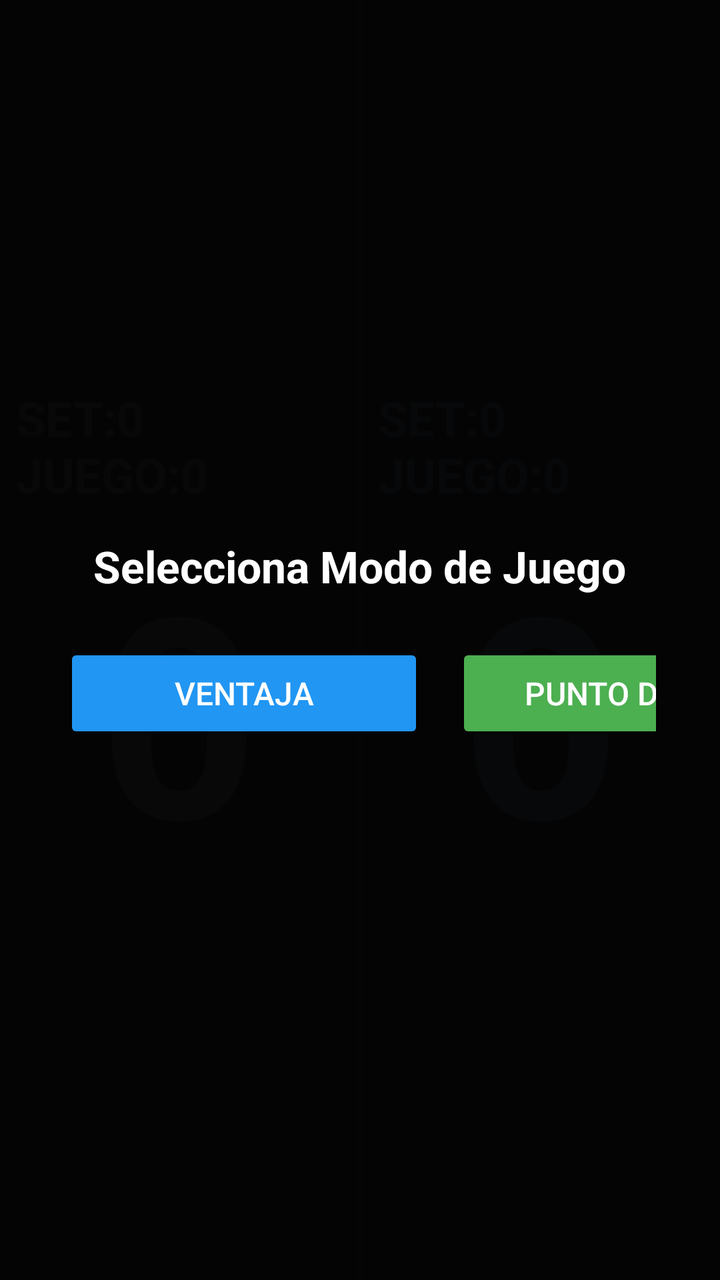
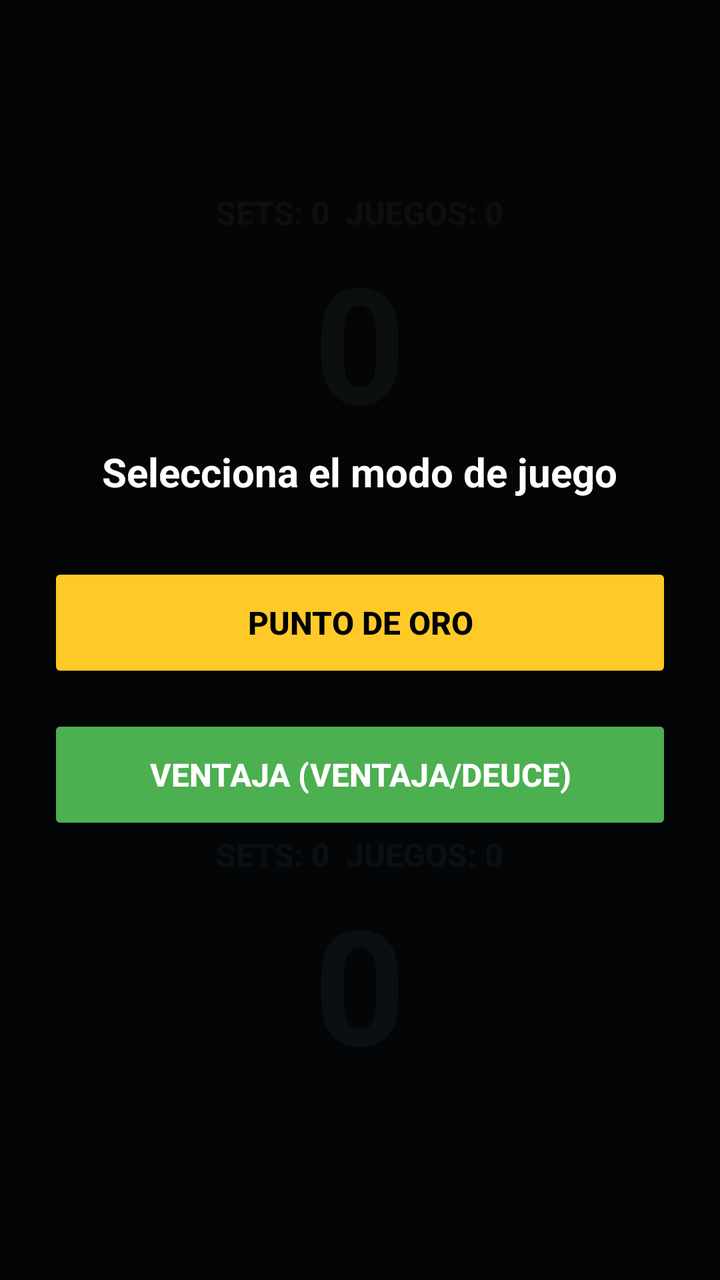

Before-and-after screenshots of an Android layout around one commit, followed by the original layout XML and the change that was made.
<!-- AndroidManifest.xml: application theme Theme.AppCompat.NoActionBar -->
<!-- res/layout/activity_main.xml -->
<?xml version="1.0" encoding="utf-8"?>
<FrameLayout xmlns:android="http://schemas.android.com/apk/res/android"
    android:layout_width="match_parent"
    android:layout_height="match_parent"
    android:background="#050505"
    android:keepScreenOn="true">

    
    <LinearLayout
        android:layout_width="match_parent"
        android:layout_height="match_parent"
        android:orientation="horizontal">

        
        <LinearLayout
            android:id="@+id/layoutTeamA"
            android:layout_width="0dp"
            android:layout_height="match_parent"
            android:layout_weight="1"
            android:orientation="vertical"
            android:gravity="center"
            android:background="#154CAF50"
            android:clickable="true"
            android:focusable="true"
            android:padding="8dp">

            <TextView
                android:id="@+id/tvSetsA"
                android:layout_width="wrap_content"
                android:layout_height="wrap_content"
                android:text="SET:0 JUEGO:0"
                android:textColor="#81C784"
                android:textSize="24sp"
                android:textStyle="bold"
                android:layout_marginBottom="8dp" />

            <TextView
                android:id="@+id/tvScoreA"
                android:layout_width="wrap_content"
                android:layout_height="wrap_content"
                android:text="0"
                android:textColor="#81C784"
                android:textSize="140sp"
                android:textStyle="bold" />
        </LinearLayout>

        
        <View
            android:layout_width="2dp"
            android:layout_height="match_parent"
            android:background="#222222" />

        
        <LinearLayout
            android:id="@+id/layoutTeamB"
            android:layout_width="0dp"
            android:layout_height="match_parent"
            android:layout_weight="1"
            android:orientation="vertical"
            android:gravity="center"
            android:background="#152196F3"
            android:clickable="true"
            android:focusable="true"
            android:padding="8dp">

            <TextView
                android:id="@+id/tvSetsB"
                android:layout_width="wrap_content"
                android:layout_height="wrap_content"
                android:text="SET:0 JUEGO:0"
                android:textColor="#64B5F6"
                android:textSize="24sp"
                android:textStyle="bold"
                android:layout_marginBottom="8dp" />

            <TextView
                android:id="@+id/tvScoreB"
                android:layout_width="wrap_content"
                android:layout_height="wrap_content"
                android:text="0"
                android:textColor="#64B5F6"
                android:textSize="140sp"
                android:textStyle="bold" />
        </LinearLayout>
    </LinearLayout>

    
    <LinearLayout
        android:id="@+id/layoutMainModeSelection"
        android:layout_width="match_parent"
        android:layout_height="match_parent"
        android:background="#FA050505"
        android:gravity="center"
        android:orientation="vertical"
        android:padding="32dp">

        <TextView
            android:layout_width="wrap_content"
            android:layout_height="wrap_content"
            android:text="Selecciona Modo de Juego"
            android:textColor="#FFFFFF"
            android:textSize="22sp"
            android:textStyle="bold"
            android:layout_marginBottom="24dp"/>

        <LinearLayout
            android:layout_width="wrap_content"
            android:layout_height="wrap_content"
            android:orientation="horizontal">

            <Button
                android:id="@+id/btnMainModeNormal"
                android:layout_width="180dp"
                android:layout_height="50dp"
                android:text="Ventaja"
                android:textSize="16sp"
                android:backgroundTint="#2196F3"
                android:textColor="#FFFFFF"
                android:layout_marginEnd="16dp"/>

            <Button
                android:id="@+id/btnMainModeGold"
                android:layout_width="180dp"
                android:layout_height="50dp"
                android:text="Punto de Oro"
                android:textSize="16sp"
                android:backgroundTint="#4CAF50"
                android:textColor="#FFFFFF"/>
        </LinearLayout>
    </LinearLayout>

</FrameLayout>
<!-- resources referenced by this layout -->
<resources>

</resources>

<!-- the commit's change to res/layout/activity_main.xml (unified diff, before → after) -->
@@ -7,126 +7,133 @@
 
     
     <LinearLayout
+        android:id="@+id/layoutMainContent"
         android:layout_width="match_parent"
         android:layout_height="match_parent"
-        android:orientation="horizontal">
+        android:orientation="vertical"
+        android:weightSum="2">
 
         
-        <LinearLayout
+        <FrameLayout
             android:id="@+id/layoutTeamA"
-            android:layout_width="0dp"
-            android:layout_height="match_parent"
+            android:layout_width="match_parent"
+            android:layout_height="0dp"
             android:layout_weight="1"
-            android:orientation="vertical"
-            android:gravity="center"
             android:background="#154CAF50"
             android:clickable="true"
-            android:focusable="true"
-            android:padding="8dp">
+            android:focusable="true">
 
-            <TextView
-                android:id="@+id/tvSetsA"
+            <LinearLayout
                 android:layout_width="wrap_content"
                 android:layout_height="wrap_content"
-                android:text="SET:0 JUEGO:0"
-                android:textColor="#81C784"
-                android:textSize="24sp"
-                android:textStyle="bold"
-                android:layout_marginBottom="8dp" />
+                android:layout_gravity="center"
+                android:orientation="vertical"
+                android:gravity="center">
 
-            <TextView
-                android:id="@+id/tvScoreA"
-                android:layout_width="wrap_content"
-                android:layout_height="wrap_content"
-                android:text="0"
-                android:textColor="#81C784"
-                android:textSize="140sp"
-                android:textStyle="bold" />
-        </LinearLayout>
+                <TextView
+                    android:id="@+id/tvSetsA"
+                    android:layout_width="wrap_content"
+                    android:layout_height="wrap_content"
+                    android:text="SETS: 0  JUEGOS: 0"
+                    android:textColor="#81C784"
+                    android:textSize="16sp"
+                    android:textStyle="bold" />
 
-        
+                <TextView
+                    android:id="@+id/tvScoreA"
+                    android:layout_width="wrap_content"
+                    android:layout_height="wrap_content"
+                    android:text="0"
+                    android:textColor="#81C784"
+                    android:textSize="80sp"
+                    android:textStyle="bold" />
+            </LinearLayout>
+        </FrameLayout>
+
         <View
-            android:layout_width="2dp"
-            android:layout_height="match_parent"
+            android:layout_width="match_parent"
+            android:layout_height="2dp"
             android:background="#222222" />
 
         
-        <LinearLayout
+        <FrameLayout
             android:id="@+id/layoutTeamB"
-            android:layout_width="0dp"
-            android:layout_height="match_parent"
+            android:layout_width="match_parent"
+            android:layout_height="0dp"
             android:layout_weight="1"
-            android:orientation="vertical"
-            android:gravity="center"
             android:background="#152196F3"
             android:clickable="true"
-            android:focusable="true"
-            android:padding="8dp">
+            android:focusable="true">
 
-            <TextView
-                android:id="@+id/tvSetsB"
+            <LinearLayout
                 android:layout_width="wrap_content"
                 android:layout_height="wrap_content"
-                android:text="SET:0 JUEGO:0"
-                android:textColor="#64B5F6"
-                android:textSize="24sp"
-                android:textStyle="bold"
-                android:layout_marginBottom="8dp" />
+                android:layout_gravity="center"
+                android:orientation="vertical"
+                android:gravity="center">
 
-            <TextView
-                android:id="@+id/tvScoreB"
-                android:layout_width="wrap_content"
-                android:layout_height="wrap_content"
-                android:text="0"
-                android:textColor="#64B5F6"
-                android:textSize="140sp"
-                android:textStyle="bold" />
-        </LinearLayout>
+                <TextView
+                    android:id="@+id/tvSetsB"
+                    android:layout_width="wrap_content"
+                    android:layout_height="wrap_content"
+                    android:text="SETS: 0  JUEGOS: 0"
+                    android:textColor="#64B5F6"
+                    android:textSize="16sp"
+                    android:textStyle="bold" />
+
+                <TextView
+                    android:id="@+id/tvScoreB"
+                    android:layout_width="wrap_content"
+                    android:layout_height="wrap_content"
+                    android:text="0"
+                    android:textColor="#64B5F6"
+                    android:textSize="80sp"
+                    android:textStyle="bold" />
+            </LinearLayout>
+        </FrameLayout>
     </LinearLayout>
 
     
     <LinearLayout
-        android:id="@+id/layoutMainModeSelection"
+        android:id="@+id/layoutModeSelection"
         android:layout_width="match_parent"
         android:layout_height="match_parent"
-        android:background="#FA050505"
+        android:background="#EF050505"
         android:gravity="center"
         android:orientation="vertical"
-        android:padding="32dp">
+        android:padding="24dp"
+        android:clickable="true"
+        android:focusable="true">
 
         <TextView
             android:layout_width="wrap_content"
             android:layout_height="wrap_content"
-            android:text="Selecciona Modo de Juego"
+            android:text="Selecciona el modo de juego"
             android:textColor="#FFFFFF"
-            android:textSize="22sp"
+            android:textSize="20sp"
             android:textStyle="bold"
-            android:layout_marginBottom="24dp"/>
+            android:layout_marginBottom="32dp" />
 
-        <LinearLayout
-            android:layout_width="wrap_content"
-            android:layout_height="wrap_content"
-            android:orientation="horizontal">
+        <Button
+            android:id="@+id/btnPuntoOro"
+            android:layout_width="match_parent"
+            android:layout_height="60dp"
+            android:text="PUNTO DE ORO"
+            android:textSize="16sp"
+            android:textStyle="bold"
+            android:backgroundTint="#FFCA28"
+            android:textColor="#000000"
+            android:layout_marginBottom="16dp" />
 
-            <Button
-                android:id="@+id/btnMainModeNormal"
-                android:layout_width="180dp"
-                android:layout_height="50dp"
-                android:text="Ventaja"
-                android:textSize="16sp"
-                android:backgroundTint="#2196F3"
-                android:textColor="#FFFFFF"
-                android:layout_marginEnd="16dp"/>
-
-            <Button
-                android:id="@+id/btnMainModeGold"
-                android:layout_width="180dp"
-                android:layout_height="50dp"
-                android:text="Punto de Oro"
-                android:textSize="16sp"
-                android:backgroundTint="#4CAF50"
-                android:textColor="#FFFFFF"/>
-        </LinearLayout>
+        <Button
+            android:id="@+id/btnVentaja"
+            android:layout_width="match_parent"
+            android:layout_height="60dp"
+            android:text="VENTAJA (VENTAJA/DEUCE)"
+            android:textSize="16sp"
+            android:textStyle="bold"
+            android:backgroundTint="#4CAF50"
+            android:textColor="#FFFFFF" />
     </LinearLayout>
 
 </FrameLayout>
